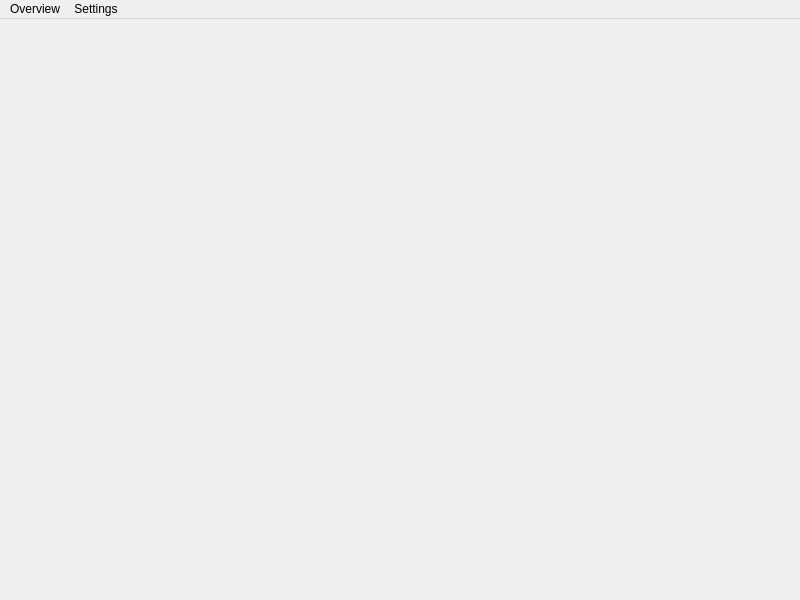
Above: src/ui/mainwindow.ui from NameOfFool/Cmon before the change. Below: the same form after it.
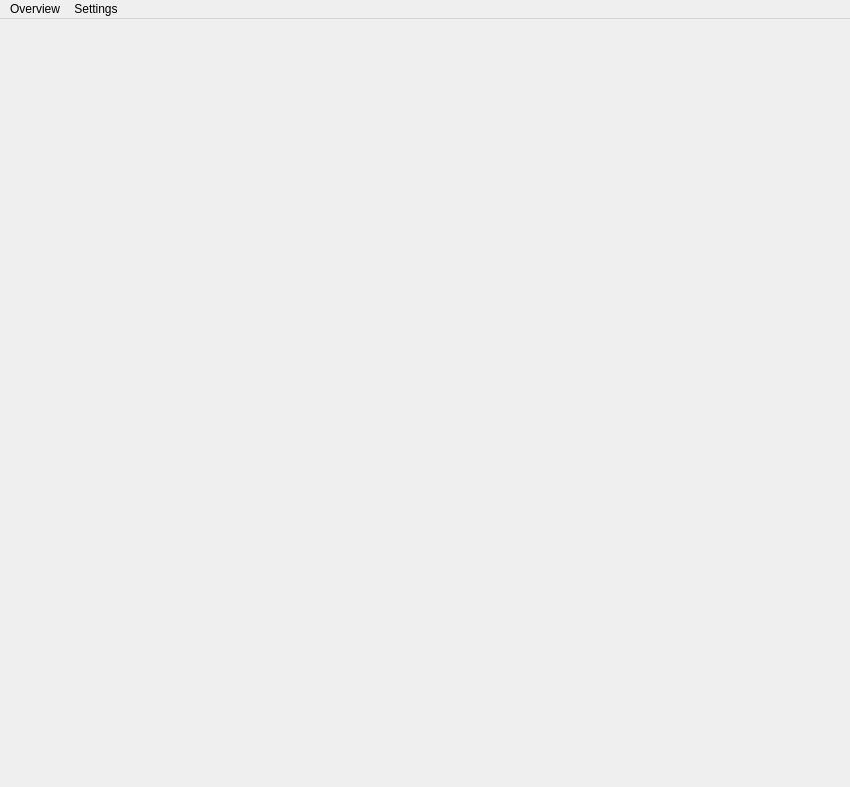
That is the form after the change.

Patch:
```diff
--- a/src/ui/mainwindow.ui
+++ b/src/ui/mainwindow.ui
@@ -9,10 +9,22 @@
    <rect>
     <x>0</x>
     <y>0</y>
-    <width>800</width>
-    <height>600</height>
+    <width>850</width>
+    <height>608</height>
    </rect>
   </property>
+  <property name="sizePolicy">
+   <sizepolicy hsizetype="Expanding" vsizetype="Expanding">
+    <horstretch>0</horstretch>
+    <verstretch>0</verstretch>
+   </sizepolicy>
+  </property>
+  <property name="maximumSize">
+   <size>
+    <width>850</width>
+    <height>794</height>
+   </size>
+  </property>
   <property name="windowTitle">
    <string>MainWindow</string>
   </property>
@@ -20,51 +32,83 @@
    <locale language="English" country="UnitedStates"/>
   </property>
   <widget class="QWidget" name="centralwidget">
-   <widget class="QWidget" name="ramPlot" native="true">
-    <property name="geometry">
-     <rect>
-      <x>30</x>
-      <y>330</y>
-      <width>721</width>
-      <height>161</height>
-     </rect>
+   <layout class="QVBoxLayout" name="verticalLayout_2">
+    <property name="spacing">
+     <number>120</number>
     </property>
-    <property name="sizePolicy">
-     <sizepolicy hsizetype="Expanding" vsizetype="Expanding">
-      <horstretch>0</horstretch>
-      <verstretch>0</verstretch>
-     </sizepolicy>
+    <property name="sizeConstraint">
+     <enum>QLayout::SizeConstraint::SetMaximumSize</enum>
     </property>
-    <property name="autoFillBackground">
-     <bool>true</bool>
+    <property name="leftMargin">
+     <number>120</number>
     </property>
-   </widget>
-   <widget class="QWidget" name="cpuPlot" native="true">
-    <property name="geometry">
-     <rect>
-      <x>30</x>
-      <y>50</y>
-      <width>721</width>
-      <height>161</height>
-     </rect>
+    <property name="topMargin">
+     <number>120</number>
     </property>
-    <property name="sizePolicy">
-     <sizepolicy hsizetype="Expanding" vsizetype="Expanding">
-      <horstretch>0</horstretch>
-      <verstretch>0</verstretch>
-     </sizepolicy>
+    <property name="rightMargin">
+     <number>120</number>
     </property>
-    <property name="autoFillBackground">
-     <bool>true</bool>
+    <property name="bottomMargin">
+     <number>120</number>
     </property>
-   </widget>
+    <item>
+     <widget class="QWidget" name="cpuPlot" native="true">
+      <property name="sizePolicy">
+       <sizepolicy hsizetype="Expanding" vsizetype="Expanding">
+        <horstretch>0</horstretch>
+        <verstretch>0</verstretch>
+       </sizepolicy>
+      </property>
+      <property name="minimumSize">
+       <size>
+        <width>600</width>
+        <height>204</height>
+       </size>
+      </property>
+      <property name="maximumSize">
+       <size>
+        <width>16777215</width>
+        <height>16777215</height>
+       </size>
+      </property>
+      <property name="autoFillBackground">
+       <bool>true</bool>
+      </property>
+     </widget>
+    </item>
+    <item>
+     <widget class="QWidget" name="ramPlot" native="true">
+      <property name="sizePolicy">
+       <sizepolicy hsizetype="Expanding" vsizetype="Expanding">
+        <horstretch>0</horstretch>
+        <verstretch>0</verstretch>
+       </sizepolicy>
+      </property>
+      <property name="minimumSize">
+       <size>
+        <width>600</width>
+        <height>204</height>
+       </size>
+      </property>
+      <property name="maximumSize">
+       <size>
+        <width>16777215</width>
+        <height>16777215</height>
+       </size>
+      </property>
+      <property name="autoFillBackground">
+       <bool>true</bool>
+      </property>
+     </widget>
+    </item>
+   </layout>
   </widget>
   <widget class="QMenuBar" name="menubar">
    <property name="geometry">
     <rect>
      <x>0</x>
      <y>0</y>
-     <width>800</width>
+     <width>850</width>
      <height>26</height>
     </rect>
    </property>
```
